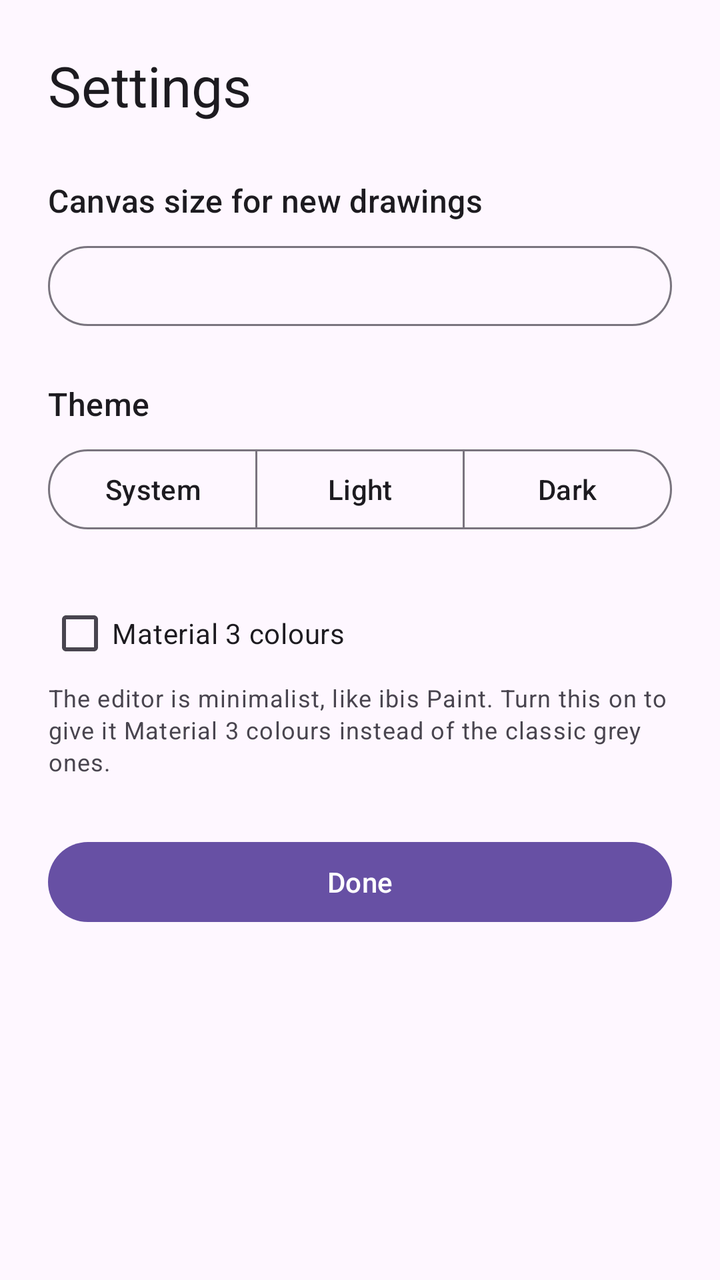
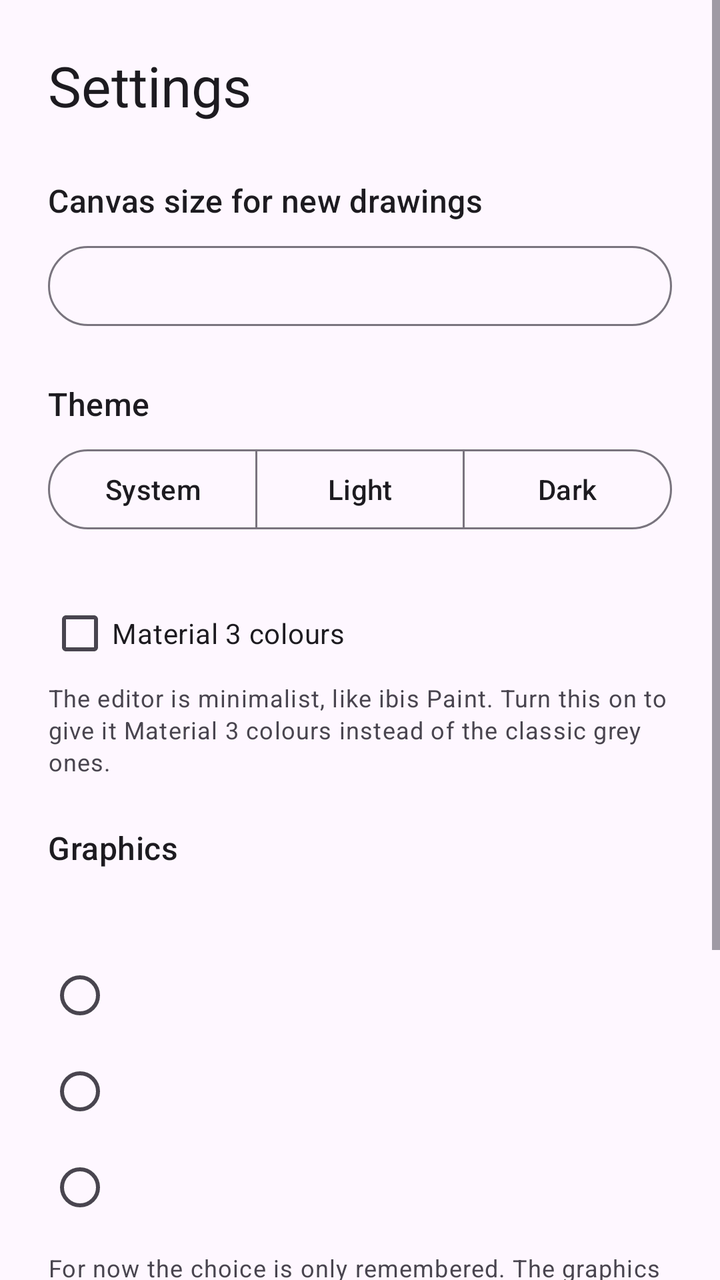

Two renders of the same Android screen: before a commit and after it. Below are the layout's source before the change and the commit's diff.
<!-- AndroidManifest.xml: application theme Theme.NekoPaint -->
<!-- res/layout/activity_settings.xml -->
<?xml version="1.0" encoding="utf-8"?>
<ScrollView xmlns:android="http://schemas.android.com/apk/res/android"
    xmlns:app="http://schemas.android.com/apk/res-auto"
    android:layout_width="match_parent"
    android:layout_height="match_parent"
    android:fitsSystemWindows="true"
    android:background="?attr/colorSurface">

    <LinearLayout
        android:layout_width="match_parent"
        android:layout_height="wrap_content"
        android:orientation="vertical"
        android:padding="24dp">

        <TextView
            android:id="@+id/settings_title"
            android:layout_width="match_parent"
            android:layout_height="wrap_content"
            android:text="@string/settings"
            android:textAppearance="?attr/textAppearanceHeadlineMedium" />

        <TextView
            android:layout_width="match_parent"
            android:layout_height="wrap_content"
            android:layout_marginTop="28dp"
            android:text="@string/setup_canvas"
            android:textAppearance="?attr/textAppearanceTitleMedium" />

        <com.google.android.material.button.MaterialButton
            android:id="@+id/setup_size"
            style="?attr/materialButtonOutlinedStyle"
            android:layout_width="match_parent"
            android:layout_height="wrap_content"
            android:layout_marginTop="8dp" />

        <TextView
            android:layout_width="match_parent"
            android:layout_height="wrap_content"
            android:layout_marginTop="24dp"
            android:text="@string/setup_theme"
            android:textAppearance="?attr/textAppearanceTitleMedium" />

        <com.google.android.material.button.MaterialButtonToggleGroup
            android:id="@+id/setup_theme"
            android:layout_width="match_parent"
            android:layout_height="wrap_content"
            android:layout_marginTop="8dp"
            app:selectionRequired="true"
            app:singleSelection="true">

            <Button
                android:id="@+id/theme_system"
                style="?attr/materialButtonOutlinedStyle"
                android:layout_width="0dp"
                android:layout_height="wrap_content"
                android:layout_weight="1"
                android:text="@string/theme_system" />

            <Button
                android:id="@+id/theme_light"
                style="?attr/materialButtonOutlinedStyle"
                android:layout_width="0dp"
                android:layout_height="wrap_content"
                android:layout_weight="1"
                android:text="@string/theme_light" />

            <Button
                android:id="@+id/theme_dark"
                style="?attr/materialButtonOutlinedStyle"
                android:layout_width="0dp"
                android:layout_height="wrap_content"
                android:layout_weight="1"
                android:text="@string/theme_dark" />
        </com.google.android.material.button.MaterialButtonToggleGroup>

        <com.google.android.material.checkbox.MaterialCheckBox
            android:id="@+id/setup_minimal"
            android:layout_width="match_parent"
            android:layout_height="wrap_content"
            android:layout_marginTop="24dp"
            android:text="@string/setup_minimal" />

        <TextView
            android:layout_width="match_parent"
            android:layout_height="wrap_content"
            android:text="@string/setup_minimal_hint"
            android:textAppearance="?attr/textAppearanceBodySmall" />

        <com.google.android.material.button.MaterialButton
            android:id="@+id/setup_start"
            android:layout_width="match_parent"
            android:layout_height="wrap_content"
            android:layout_marginTop="28dp"
            android:text="@string/done" />
    </LinearLayout>
</ScrollView>
<!-- resources referenced by this layout -->
<resources>
  <string name="done">Done</string>
  <string name="settings">Settings</string>
  <string name="setup_canvas">Canvas size for new drawings</string>
  <string name="setup_minimal">Material 3 colours</string>
  <string name="setup_minimal_hint">The editor is minimalist, like ibis Paint. Turn this on to give it Material 3 colours instead of the classic grey ones.</string>
  <string name="setup_theme">Theme</string>
  <string name="theme_dark">Dark</string>
  <string name="theme_light">Light</string>
  <string name="theme_system">System</string>
  <style name="Theme.NekoPaint" parent="Theme.Material3.DayNight.NoActionBar">
          <item name="android:statusBarColor">?attr/colorSurface</item>
          <item name="android:navigationBarColor">?attr/colorSurface</item>
          <item name="android:windowLightStatusBar">true</item>
          <item name="android:windowLightNavigationBar">true</item>
          <item name="popupMenuStyle">@style/NekoPopupMenu</item>
          <item name="android:popupMenuStyle">@style/NekoPopupMenu</item>
      </style>
  <style name="NekoPopupMenu" parent="Widget.Material3.PopupMenu">
          <item name="android:popupBackground">@drawable/popup_bg</item>
          <item name="android:popupElevation">8dp</item>
      </style>
  <!-- drawable popup_bg (drawable) -->
  <?xml version="1.0" encoding="utf-8"?>
  <shape xmlns:android="http://schemas.android.com/apk/res/android"
      android:shape="rectangle">
      <solid android:color="?attr/colorSurfaceContainer" />
      <corners android:radius="24dp" />
  </shape>
</resources>

<!-- the commit's change to res/layout/activity_settings.xml (unified diff, before → after) -->
@@ -86,6 +86,33 @@
             android:text="@string/setup_minimal_hint"
             android:textAppearance="?attr/textAppearanceBodySmall" />
 
+        <TextView
+            android:layout_width="match_parent"
+            android:layout_height="wrap_content"
+            android:layout_marginTop="24dp"
+            android:text="@string/gpu_title"
+            android:textAppearance="?attr/textAppearanceTitleMedium" />
+
+        <include
+            android:id="@+id/settings_gpu"
+            layout="@layout/view_gpu"
+            android:layout_width="match_parent"
+            android:layout_height="wrap_content"
+            android:layout_marginTop="8dp" />
+
+        <com.google.android.material.checkbox.MaterialCheckBox
+            android:id="@+id/setting_perf"
+            android:layout_width="match_parent"
+            android:layout_height="wrap_content"
+            android:layout_marginTop="24dp"
+            android:text="@string/perf_meter" />
+
+        <TextView
+            android:layout_width="match_parent"
+            android:layout_height="wrap_content"
+            android:text="@string/perf_meter_hint"
+            android:textAppearance="?attr/textAppearanceBodySmall" />
+
         <com.google.android.material.button.MaterialButton
             android:id="@+id/setup_start"
             android:layout_width="match_parent"
@@ -94,3 +121,46 @@
             android:text="@string/done" />
     </LinearLayout>
 </ScrollView>
+<!-- res/layout/view_gpu.xml (included above) -->
+<?xml version="1.0" encoding="utf-8"?>
+<LinearLayout xmlns:android="http://schemas.android.com/apk/res/android"
+    android:layout_width="match_parent"
+    android:layout_height="wrap_content"
+    android:orientation="vertical">
+
+    <TextView
+        android:id="@+id/gpu_info"
+        android:layout_width="match_parent"
+        android:layout_height="wrap_content"
+        android:textAppearance="?attr/textAppearanceBodyMedium" />
+
+    <RadioGroup
+        android:id="@+id/gpu_group"
+        android:layout_width="match_parent"
+        android:layout_height="wrap_content"
+        android:layout_marginTop="12dp"
+        android:orientation="vertical">
+
+        <com.google.android.material.radiobutton.MaterialRadioButton
+            android:id="@+id/gpu_gl"
+            android:layout_width="match_parent"
+            android:layout_height="wrap_content" />
+
+        <com.google.android.material.radiobutton.MaterialRadioButton
+            android:id="@+id/gpu_vk"
+            android:layout_width="match_parent"
+            android:layout_height="wrap_content" />
+
+        <com.google.android.material.radiobutton.MaterialRadioButton
+            android:id="@+id/gpu_cpu"
+            android:layout_width="match_parent"
+            android:layout_height="wrap_content" />
+    </RadioGroup>
+
+    <TextView
+        android:layout_width="match_parent"
+        android:layout_height="wrap_content"
+        android:layout_marginTop="8dp"
+        android:text="@string/gpu_note"
+        android:textAppearance="?attr/textAppearanceBodySmall" />
+</LinearLayout>
<!-- resource entries referenced after the edit -->
@@ -1,6 +1,10 @@
 <!-- resources referenced by this layout -->
 <resources>
   <string name="done">Done</string>
+  <string name="gpu_note">For now the choice is only remembered. The graphics engine itself arrives in a later update.</string>
+  <string name="gpu_title">Graphics</string>
+  <string name="perf_meter">Show performance meter</string>
+  <string name="perf_meter_hint">A small line in the editor with how long drawing takes. Useful while the engine is being tuned.</string>
   <string name="settings">Settings</string>
   <string name="setup_canvas">Canvas size for new drawings</string>
   <string name="setup_minimal">Material 3 colours</string>
